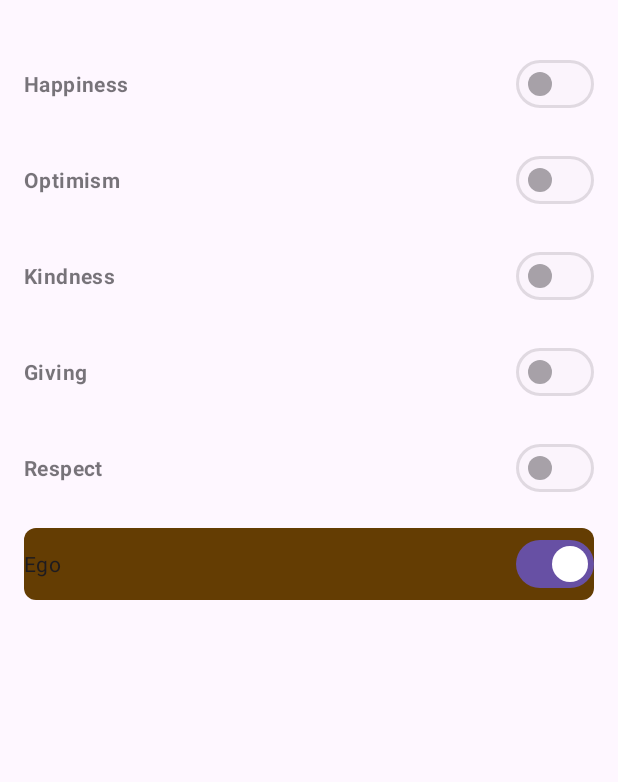
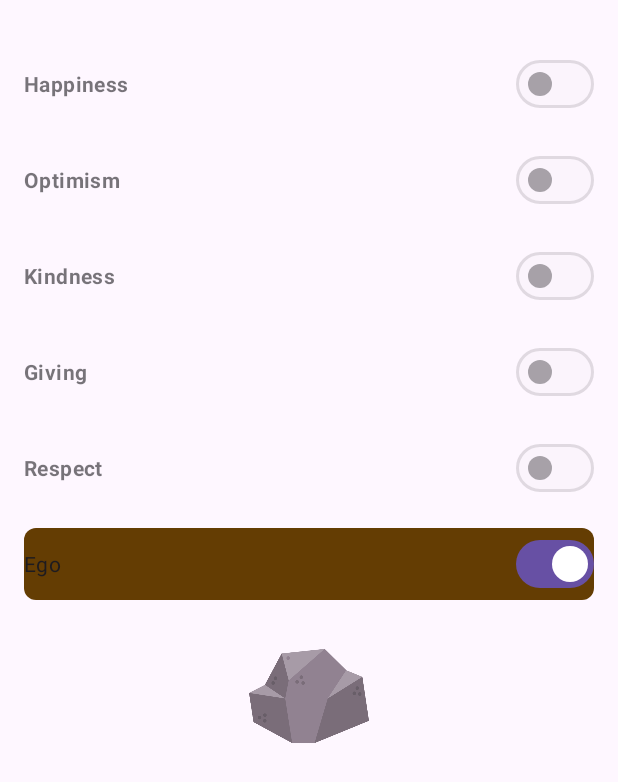
Before and after one commit to bymaskeli53/KekodFirstWeekProject, an Android app: the screen it shows after launch (MainActivity), on a phone screen of 412 x 824 dp. Shown: the top 782 px of the screen. Run offline under Robolectric (Android 15) with nearby library versions, the phone set to English and light mode, and no system bars; our stand-ins replace navigation-ui.

Commit message:
Add stone metaphore to represent breaking ego

```diff
--- a/app/src/main/java/com/example/kekodfirstweekproject/HomeFragment.kt
+++ b/app/src/main/java/com/example/kekodfirstweekproject/HomeFragment.kt
@@ -6,6 +6,8 @@ import android.os.Bundle
 import android.view.Menu
 import android.view.View
 import android.view.ViewGroup
+import android.view.animation.Animation
+import android.view.animation.AnimationUtils
 import android.widget.CompoundButton
 
 import android.widget.Toast
@@ -153,8 +155,23 @@ class HomeFragment :
         bottomNavigationView.isVisible = !binding.switchEgo.isChecked
         if (isChecked) {
             disableSwitches()
+            binding.ivEgo.visibility = View.VISIBLE
+            Toast.makeText(requireContext(),"I am sad for you, Click the button to break the stone and be happy",Toast.LENGTH_LONG).show()
         } else {
             enableSwitches()
+            val animation = AnimationUtils.loadAnimation(requireContext(), R.anim.stone_break)
+            binding.ivEgo.startAnimation(animation)
+
+            animation.setAnimationListener(object : Animation.AnimationListener {
+                override fun onAnimationStart(animation: Animation?) {}
+
+                override fun onAnimationEnd(animation: Animation?) {
+                    binding.ivEgo.visibility = View.GONE
+                    Toast.makeText(requireContext(),"Congrats you break the stone now you can be happy",Toast.LENGTH_LONG).show()
+                }
+
+                override fun onAnimationRepeat(animation: Animation?) {}
+            })
         }
 
 
--- /dev/null
+++ b/app/src/main/res/anim/stone_break.xml
@@ -0,0 +1,19 @@
+<?xml version="1.0" encoding="utf-8"?>
+<set xmlns:android="http://schemas.android.com/apk/res/android"
+    android:interpolator="@android:anim/decelerate_interpolator">
+
+    <scale
+        android:duration="500"
+        android:fromXScale="1"
+        android:toXScale="0.5"
+        android:fromYScale="1"
+        android:toYScale="0.5"
+        android:pivotX="50%"
+        android:pivotY="50%" />
+
+    <alpha
+
+        android:duration="500"
+        android:fromAlpha="1"
+        android:toAlpha="0"/>
+</set>
--- a/app/src/main/res/layout/fragment_home.xml
+++ b/app/src/main/res/layout/fragment_home.xml
@@ -85,4 +85,16 @@
         app:layout_constraintHorizontal_weight="1"
         android:layout_marginTop="16dp"/>
 
+
+    <ImageView
+        android:id="@+id/iv_ego"
+        android:layout_width="80dp"
+        android:layout_height="80dp"
+        android:src="@drawable/stone"
+        app:layout_constraintStart_toStartOf="@id/switchEgo"
+        app:layout_constraintTop_toBottomOf="@id/switchEgo"
+        app:layout_constraintEnd_toEndOf="@id/switchEgo"
+        android:layout_marginTop="24dp"
+        />
+
 </androidx.constraintlayout.widget.ConstraintLayout>
```
Also changed, not shown: app/src/main/res/drawable/stone.png (added).
